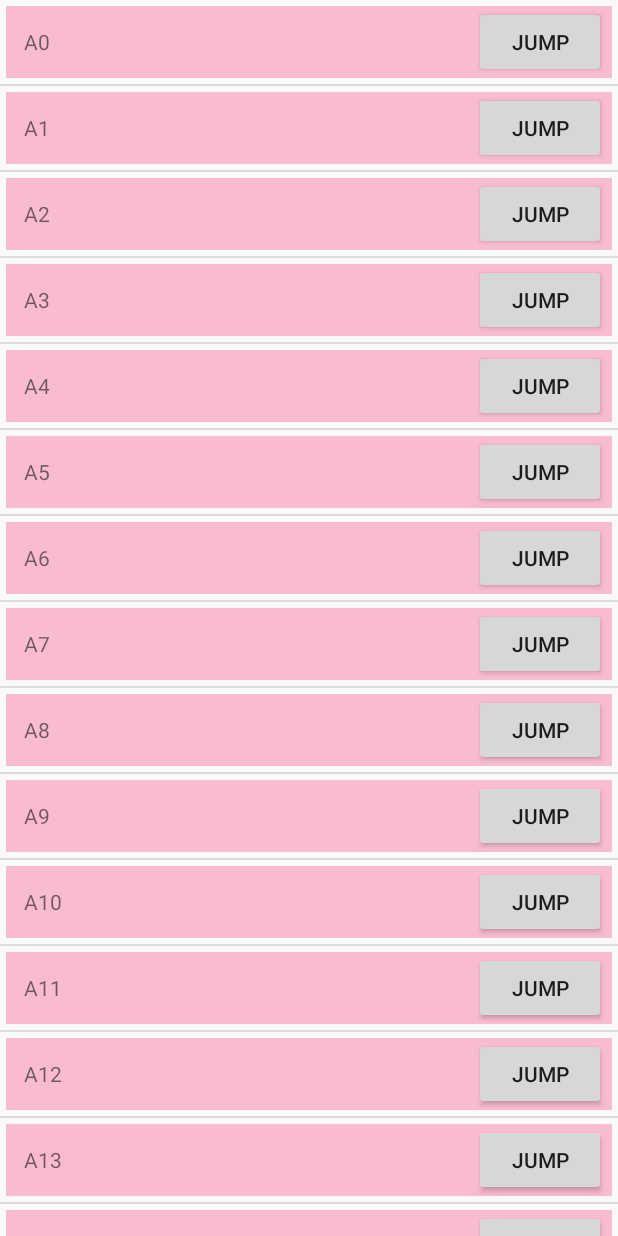
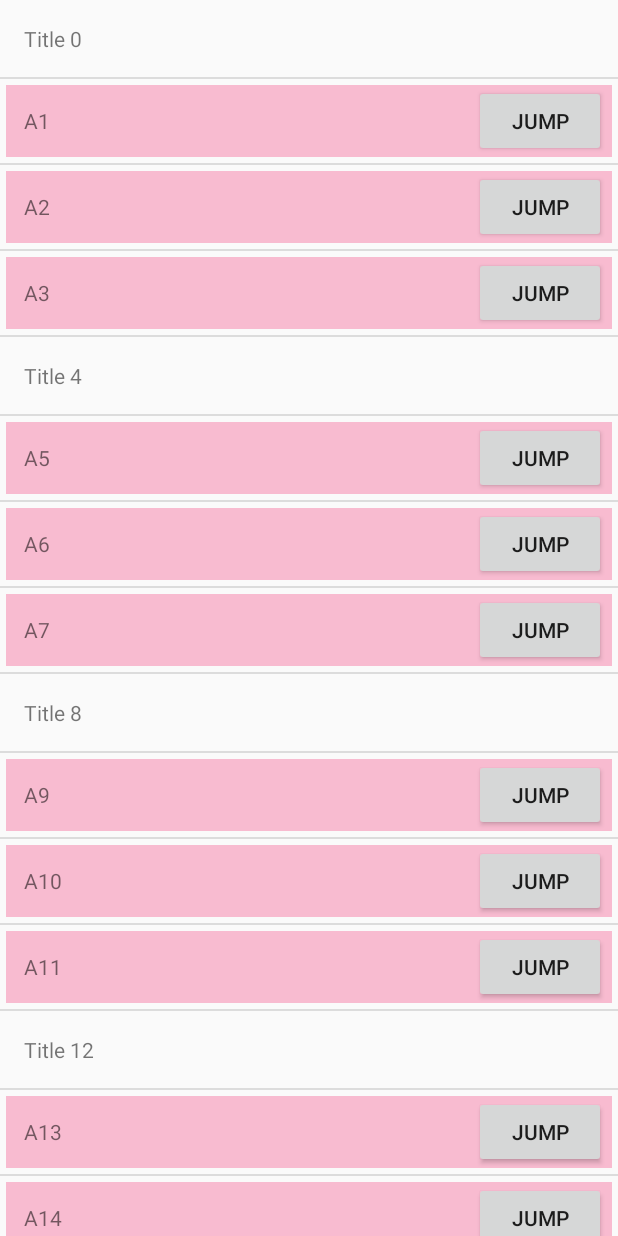
Before and after one commit to welthy/WXRecyclerView, an Android app: the WXRecyclerViewDemo screen opened directly, with no data from a screen before it, after a tap on "leftEdit", on a phone screen of 412 x 824 dp. Run offline under Robolectric (Android 15) with nearby library versions, the phone set to English and light mode, and no system bars.

Commit message:
添加不同Type的Item的显示

```diff
--- a/app/src/main/java/wxrecyclerview/wx/cn/wxrecylerview/WXRecyclerViewDemo.java
+++ b/app/src/main/java/wxrecyclerview/wx/cn/wxrecylerview/WXRecyclerViewDemo.java
@@ -17,6 +17,7 @@ import wxrecyclerview.wx.cn.wxrecyclerview.adapters.WXRecyclerAdapter;
 import wxrecyclerview.wx.cn.wxrecyclerview.WXRecyclerView;
 import wxrecyclerview.wx.cn.wxrecyclerview.bean.WXRecyclerItem;
 import wxrecyclerview.wx.cn.wxrecyclerview.utils.LogUtil;
+import wxrecyclerview.wx.cn.wxrecyclerview.utils.WXConstants;
 
 public class WXRecyclerViewDemo extends Activity {
 
@@ -64,7 +65,13 @@ public class WXRecyclerViewDemo extends Activity {
         datas = new ArrayList<>();
         for (int i=0; i<INITIAL_DATA_SIZE; i++){
             WXRecyclerItem item = new WXRecyclerItem();
-            item.setName("A"+i);
+            if (i % 4 == 0){
+                item.setType(WXConstants.TYPE_TITLE);
+                item.setName("Title "+i);
+            }else {
+                item.setType(WXConstants.TYPE_NORMAL);
+                item.setName("A"+i);
+            }
             datas.add(item);
         }
     }
--- a/wxrecyclerview/src/main/java/wxrecyclerview/wx/cn/wxrecyclerview/WXRecyclerView.java
+++ b/wxrecyclerview/src/main/java/wxrecyclerview/wx/cn/wxrecyclerview/WXRecyclerView.java
@@ -19,6 +19,7 @@ import android.view.ViewParent;
 import android.widget.Scroller;
 
 import wxrecyclerview.wx.cn.wxrecyclerview.utils.LogUtil;
+import wxrecyclerview.wx.cn.wxrecyclerview.utils.WXConstants;
 import wxrecyclerview.wx.cn.wxrecyclerview.widgets.WXItemView;
 
 public class WXRecyclerView extends RecyclerView {
@@ -59,6 +60,8 @@ public class WXRecyclerView extends RecyclerView {
     private boolean mHorizontalMoving;
 
     private int rightLimit,leftLimit;
+    private int touchPosition;
+    private boolean canMove;
 
     @Override
     public boolean onInterceptTouchEvent(MotionEvent e) {
@@ -73,7 +76,13 @@ public class WXRecyclerView extends RecyclerView {
                 downX = x;
                 downY = y;
                 //查找当前触摸的Item
-                mMoveView = (WXItemView) findChildViewUnder(x,y);
+                touchPosition = findPositionWhenTouch(x,y);
+                if (getAdapter().getItemViewType(touchPosition) == WXConstants.TYPE_NORMAL) {
+                    mMoveView = (WXItemView) findChildViewUnder(x,y);
+                    canMove = true;
+                }else {
+                    canMove = false;
+                }
                 if (mLastView != null && mLastView != mMoveView){
                     //关闭其他非触摸的Item
                     Log.d("wx",TAG + " onInterceptTouchEvent() closeItem()");
@@ -81,8 +90,11 @@ public class WXRecyclerView extends RecyclerView {
                 }
                 //按下后，避免当前Item瞬间移动到手指按下的位置
                 lastX = x;
-                rightLimit = getMenuWidth(mMoveView.findViewById(R.id.right_menu));
-                leftLimit = getMenuWidth(mMoveView.findViewById(R.id.left_menu));
+                if (mMoveView != null){
+                    rightLimit = getMenuWidth(mMoveView.findViewById(R.id.right_menu));
+                    leftLimit = getMenuWidth(mMoveView.findViewById(R.id.left_menu));
+                }
+
                 break;
             case MotionEvent.ACTION_MOVE:
                 deltaX = x - downX;
@@ -93,7 +105,8 @@ public class WXRecyclerView extends RecyclerView {
                 }
                 if ((mLeftScrollAllowed || mRightScrollAllowed)
                         && (Math.abs(deltaX) > Math.abs(deltaY))
-                        && (Math.abs(deltaX)) > touchSlop){
+                        && (Math.abs(deltaX)) > touchSlop
+                        && canMove){
                     //当前满足移动条件，则WXRecyclerView拦截触摸事件
                     LogUtil.i(TAG,"move horizontal");
                     mHorizontalMoving = true;
--- a/wxrecyclerview/src/main/java/wxrecyclerview/wx/cn/wxrecyclerview/adapters/BaseWXRecyclerAdapter.java
+++ b/wxrecyclerview/src/main/java/wxrecyclerview/wx/cn/wxrecyclerview/adapters/BaseWXRecyclerAdapter.java
@@ -11,9 +11,13 @@ import java.util.List;
 
 import wxrecyclerview.wx.cn.wxrecyclerview.bean.WXRecyclerItem;
 import wxrecyclerview.wx.cn.wxrecyclerview.utils.Utils;
+import wxrecyclerview.wx.cn.wxrecyclerview.viewholder.WXFootHolder;
+import wxrecyclerview.wx.cn.wxrecyclerview.viewholder.WXHeadHolder;
+import wxrecyclerview.wx.cn.wxrecyclerview.viewholder.WXTitleHolder;
 import wxrecyclerview.wx.cn.wxrecyclerview.viewholder.WXViewHolder;
+import wxrecyclerview.wx.cn.wxrecyclerview.utils.WXConstants;
 
-public abstract class BaseWXRecyclerAdapter extends RecyclerView.Adapter<WXViewHolder>{
+public abstract class BaseWXRecyclerAdapter extends RecyclerView.Adapter<RecyclerView.ViewHolder>{
 
     private Context mBaseContext;
     private List<WXRecyclerItem> mBaseDatas;
@@ -38,27 +42,69 @@ public abstract class BaseWXRecyclerAdapter extends RecyclerView.Adapter<WXViewH
 
     @NonNull
     @Override
-    public WXViewHolder onCreateViewHolder(@NonNull ViewGroup viewGroup, int i) {
-        return new WXViewHolder(getInflateLayout(mBaseContext,viewGroup));
+    public RecyclerView.ViewHolder onCreateViewHolder(@NonNull ViewGroup viewGroup, int i) {
+        if (i == WXConstants.TYPE_HEAD){
+            return new WXHeadHolder(getHeadInflateLayout(mBaseContext,viewGroup));
+        }else if (i == WXConstants.TYPE_FOOT){
+            return new WXFootHolder(getFootInflateLayout(mBaseContext,viewGroup));
+        }else if (i == WXConstants.TYPE_TITLE){
+            return new WXTitleHolder(getTitleInflateLayout(mBaseContext,viewGroup));
+        }else {
+            return new WXViewHolder(getNormalInflateLayout(mBaseContext,viewGroup));
+        }
     }
 
-    public abstract View getInflateLayout(Context context,ViewGroup viewGroup);
+    public abstract View getNormalInflateLayout(Context context,ViewGroup viewGroup);
+    public abstract View getHeadInflateLayout(Context context,ViewGroup viewGroup);
+    public abstract View getFootInflateLayout(Context context,ViewGroup viewGroup);
+    public abstract View getTitleInflateLayout(Context context,ViewGroup viewGroup);
 
     @Override
-    public void onBindViewHolder(@NonNull WXViewHolder wxViewHolder, int i) {
-        wxViewHolder.middleContent.getLayoutParams().width = Utils.getScreenWidth(mBaseContext);
-        if (wxViewHolder.root != null){
-            wxViewHolder.root.setOnClickListener(new View.OnClickListener() {
-                @Override
-                public void onClick(View v) {
-                    itemClickListener.onWXItemClick(v);
-                }
-            });
+    public void onBindViewHolder(@NonNull RecyclerView.ViewHolder holder, int i) {
+        if (holder instanceof WXViewHolder){
+            WXViewHolder viewHolder = (WXViewHolder)holder;
+            viewHolder.middleContent.getLayoutParams().width = Utils.getScreenWidth(mBaseContext);
+            if (viewHolder.root != null){
+                viewHolder.root.setOnClickListener(new View.OnClickListener() {
+                    @Override
+                    public void onClick(View v) {
+                        itemClickListener.onWXItemClick(v);
+                    }
+                });
+            }
+        }else if (holder instanceof WXHeadHolder){
+            WXHeadHolder headHolder = (WXHeadHolder)holder;
+
+        }else if (holder instanceof WXFootHolder){
+            WXFootHolder footHolder = (WXFootHolder)holder;
+
+        }else if (holder instanceof WXTitleHolder){
+            WXTitleHolder titleHolder = (WXTitleHolder)holder;
+            titleHolder.titleName.setText(mBaseDatas.get(i).getName());
         }
+
     }
 
     @Override
     public int getItemCount() {
         return mBaseDatas.size();
     }
+
+    @Override
+    public int getItemViewType(int position) {
+        WXRecyclerItem item = mBaseDatas.get(position);
+        if (item != null){
+            int type = item.getType();
+            if (type == WXConstants.TYPE_HEAD){
+                return WXConstants.TYPE_HEAD;
+            }else if (type == WXConstants.TYPE_FOOT){
+                return WXConstants.TYPE_FOOT;
+            }else if (type == WXConstants.TYPE_TITLE){
+                return WXConstants.TYPE_TITLE;
+            }else {
+                return WXConstants.TYPE_NORMAL;
+            }
+        }
+        return WXConstants.TYPE_INVALID;
+    }
 }
--- a/wxrecyclerview/src/main/java/wxrecyclerview/wx/cn/wxrecyclerview/adapters/WXRecyclerAdapter.java
+++ b/wxrecyclerview/src/main/java/wxrecyclerview/wx/cn/wxrecyclerview/adapters/WXRecyclerAdapter.java
@@ -3,6 +3,7 @@ package wxrecyclerview.wx.cn.wxrecyclerview.adapters;
 import android.annotation.SuppressLint;
 import android.content.Context;
 import android.support.annotation.NonNull;
+import android.support.v7.widget.RecyclerView;
 import android.view.LayoutInflater;
 import android.view.View;
 import android.view.ViewGroup;
@@ -28,23 +29,40 @@ public class WXRecyclerAdapter extends BaseWXRecyclerAdapter {
 
     @NonNull
     @Override
-    public WXViewHolder onCreateViewHolder(@NonNull ViewGroup viewGroup, int i) {
+    public RecyclerView.ViewHolder onCreateViewHolder(@NonNull ViewGroup viewGroup, int i) {
         return super.onCreateViewHolder(viewGroup,i);
     }
 
     @Override
-    public View getInflateLayout(Context context,ViewGroup viewGroup) {
+    public View getNormalInflateLayout(Context context,ViewGroup viewGroup) {
         return LayoutInflater.from(context).inflate(R.layout.wx_base_recycler_item_layout,viewGroup,false);
     }
 
     @Override
-    public void onBindViewHolder(@NonNull WXViewHolder wxViewHolder, @SuppressLint("RecyclerView") final int i) {
-        super.onBindViewHolder(wxViewHolder,i);
-        if (wxViewHolder.tv != null){
-            wxViewHolder.tv.setText(datas.get(i).getName().isEmpty()?"":datas.get(i).getName());
+    public View getHeadInflateLayout(Context context, ViewGroup viewGroup) {
+        return LayoutInflater.from(context).inflate(R.layout.wx_base_recycler_head_layout,viewGroup,false);
     }
-        if (wxViewHolder.jump != null){
-            wxViewHolder.jump.setOnClickListener(new View.OnClickListener() {
+
+    @Override
+    public View getFootInflateLayout(Context context, ViewGroup viewGroup) {
+        return LayoutInflater.from(context).inflate(R.layout.wx_base_recycler_foot_layout,viewGroup,false);
+    }
+
+    @Override
+    public View getTitleInflateLayout(Context context, ViewGroup viewGroup) {
+        return LayoutInflater.from(context).inflate(R.layout.wx_base_recycler_title_layout,viewGroup,false);
+    }
+
+    @Override
+    public void onBindViewHolder(@NonNull RecyclerView.ViewHolder holder, @SuppressLint("RecyclerView") final int i) {
+        super.onBindViewHolder(holder,i);
+        if (holder instanceof WXViewHolder){
+            WXViewHolder viewHolder = (WXViewHolder)holder;
+            if (viewHolder.tv != null){
+                viewHolder.tv.setText(datas.get(i).getName().isEmpty()?"":datas.get(i).getName());
+            }
+            if (viewHolder.jump != null){
+                viewHolder.jump.setOnClickListener(new View.OnClickListener() {
                     @Override
                     public void onClick(View v) {
                         Toast.makeText(context, i +"　点击", Toast.LENGTH_SHORT).show();
@@ -52,9 +70,12 @@ public class WXRecyclerAdapter extends BaseWXRecyclerAdapter {
                 });
             }
         }
+    }
 
     @Override
     public int getItemCount() {
         return super.getItemCount();
     }
+
+
 }
--- /dev/null
+++ b/wxrecyclerview/src/main/java/wxrecyclerview/wx/cn/wxrecyclerview/viewholder/WXTitleHolder.java
@@ -0,0 +1,18 @@
+package wxrecyclerview.wx.cn.wxrecyclerview.viewholder;
+
+import android.support.annotation.NonNull;
+import android.support.v7.widget.RecyclerView;
+import android.view.View;
+import android.widget.TextView;
+
+import wxrecyclerview.wx.cn.wxrecyclerview.R;
+
+public class WXTitleHolder extends RecyclerView.ViewHolder {
+
+    public TextView titleName;
+
+    public WXTitleHolder(@NonNull View itemView) {
+        super(itemView);
+        titleName = itemView.findViewById(R.id.title_name);
+    }
+}
--- /dev/null
+++ b/wxrecyclerview/src/main/res/layout/wx_base_recycler_title_layout.xml
@@ -0,0 +1,11 @@
+<?xml version="1.0" encoding="utf-8"?>
+<LinearLayout xmlns:android="http://schemas.android.com/apk/res/android"
+    android:orientation="vertical" android:layout_width="match_parent"
+    android:layout_height="wrap_content"
+    android:padding="16dp">
+
+    <TextView
+        android:id="@+id/title_name"
+        android:layout_width="wrap_content"
+        android:layout_height="wrap_content"/>
+</LinearLayout>
```
Also changed, not shown: wxrecyclerview/src/main/java/wxrecyclerview/wx/cn/wxrecyclerview/utils/WXConstants.java (added, +10 -0 lines), wxrecyclerview/src/main/java/wxrecyclerview/wx/cn/wxrecyclerview/viewholder/WXFootHolder.java (added, +18 -0 lines), wxrecyclerview/src/main/java/wxrecyclerview/wx/cn/wxrecyclerview/viewholder/WXHeadHolder.java (added, +18 -0 lines), wxrecyclerview/src/main/res/layout/wx_base_recycler_foot_layout.xml (added, +11 -0 lines), wxrecyclerview/src/main/res/layout/wx_base_recycler_head_layout.xml (added, +11 -0 lines), 1 other file. Lines whose indentation alone changed are shown as unchanged.
